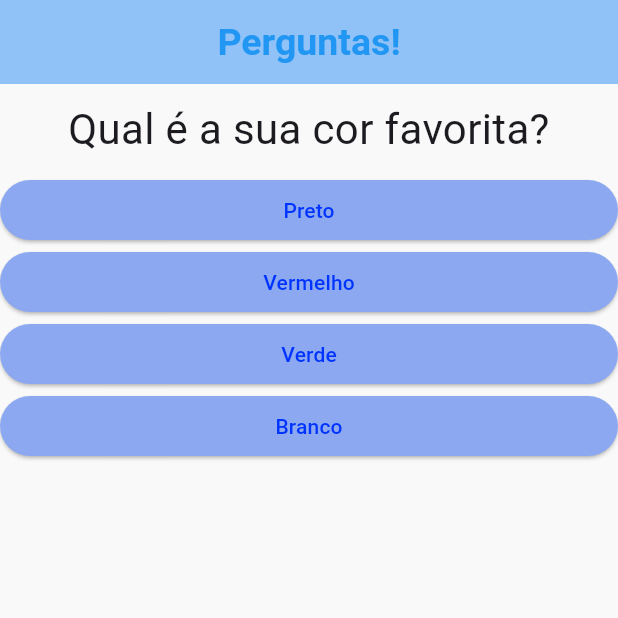
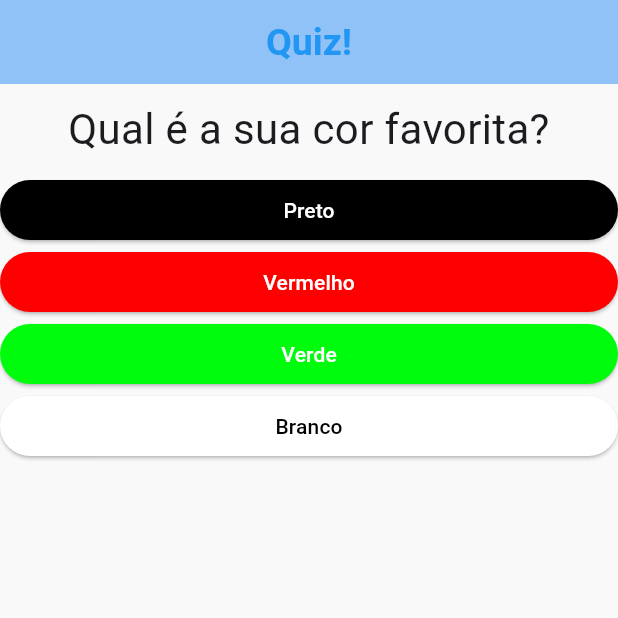
Before and after one commit to Gabriel-Vs20/Aplicativo_Perguntas_Flutter, a Flutter app: the screen it shows after launch, on a phone screen of 412 x 824 dp, the top half of it. Run offline on Flutter 3.47's test engine with Material 3 defaults, Android fonts, the phone set to English and light mode, and no system bars.

Commit message:
Correção do erro do aplicativo acessar uma posição inválida na lista de perguntas e criação de uma nova tela, para o usuário recomeçar o programa.

```diff
--- a/lib/main.dart
+++ b/lib/main.dart
@@ -12,21 +12,6 @@ class _PerguntaAppState extends State <PerguntaApp>{
 
   var perguntasSelecionadas = 0;
 
-  var respostas = 'Resposta 1';
-  var respostasDois = 'Resposta 2';
-  var respostasTres = 'Resposta 3';
-
-
-  void responder(){
-    setState(() {
-      perguntasSelecionadas++;
-      print(perguntasSelecionadas);
-    });
-  }
-
-  @override
-  Widget build(BuildContext context){
-
    final perguntas = [
     {
         'texto' : 'Qual é a sua cor favorita?',
@@ -38,31 +23,86 @@ class _PerguntaAppState extends State <PerguntaApp>{
     }
 
     ];
-    List <String> respostas = perguntas[perguntasSelecionadas].cast() ['resposta'];
+
+  void responder(){
+    setState(() {
+      perguntasSelecionadas++;
+      print(perguntasSelecionadas);
+    });
+  }
+
+   void recomecar(){
+    setState(() {
+      perguntasSelecionadas=  0;
+      print(perguntasSelecionadas);
+    });
+  }
+
+  bool get temPerguntaSelecionada
+  {
+    return perguntasSelecionadas < perguntas.length;
+  }
+
+  @override
+  Widget build(BuildContext context){
+
+    List <String> respostas = temPerguntaSelecionada ? perguntas[perguntasSelecionadas].cast() ['resposta'] : [];
     List <Widget> widgets = [];
 
-    for (String textoResp in respostas){
-    widgets.add (Respostas (textoResp, responder));
-    }
+      for (String textoResp in respostas){
+      widgets.add(Respostas (textoResp, responder));
+     }
+
       return MaterialApp(
 
       home: Scaffold(
         appBar: AppBar(
-          title: Text('Perguntas!'),
+          title: Text('Quiz!'),
           titleTextStyle: TextStyle(color: Colors.blue,
           fontSize: 25,
           fontWeight: FontWeight.bold ),
           centerTitle: true,
           backgroundColor: const Color.fromARGB(255, 145, 194, 247),
         ),
-        body: Column(
+        body: temPerguntaSelecionada ? Column(
           children: <Widget> [
             Questao(perguntas[perguntasSelecionadas]['texto'].toString()),
             ...widgets,
             //... pega todos os elementos da lista;
           ],
+        ): Column(
+          children: [
+            Padding(
+            padding: EdgeInsets.only(top: 40.0),
+            child: Text('Parabéns, você chegou ao fim das perguntas. Clique no botão abaixo para recomeçar',
+            textAlign: TextAlign.center,
+            style: TextStyle(
+            color: Colors.blue,
+            fontSize: 25,
+            ),),
+            ),
 
 
+            Align(
+             alignment: Alignment.center,
+              child: Padding(
+              padding: EdgeInsets.only(top: 20.0),
+                child: ElevatedButton(
+                onPressed: recomecar,
+                  child: Text('Recomeçar'),
+                  style: ElevatedButton.styleFrom(
+                  backgroundColor: Colors.red,
+                  foregroundColor: Colors.white,
+                  minimumSize: Size(250, 75)
+                )
+
+
+
+             ),
+             ),
+            )
+
+          ],
         ),
 
         backgroundColor: const Color.fromARGB(255, 249, 249, 249),
--- a/lib/respostas.dart
+++ b/lib/respostas.dart
@@ -10,12 +10,50 @@ class Respostas extends StatelessWidget {
 
   @override
   Widget build(BuildContext context) {
+
+    Color ? backgroundColor;
+    Color ? foregroundColor;
+
+    if(respostas == 'Preto'){
+      backgroundColor = const Color.fromARGB(255, 0, 0, 0);
+      foregroundColor = Color.fromARGB(255, 255, 255, 255);
+    }
+    if(respostas == 'Vermelho'){
+      backgroundColor = const Color.fromARGB(255, 255, 0, 0);
+      foregroundColor = Color.fromARGB(255, 255, 255, 255);
+    }
+    if(respostas == 'Verde'){
+      backgroundColor = const Color.fromARGB(255, 0, 252, 13);
+      foregroundColor = Color.fromARGB(255, 255, 255, 255);
+    }
+    if (respostas == 'Branco'){
+      backgroundColor = const Color.fromARGB(255, 255, 255, 255);
+      foregroundColor = Color.fromARGB(255, 0, 0, 0);
+    }
+    if (respostas == 'Coelho'){
+      backgroundColor = const Color.fromARGB(255, 202, 188, 162);
+      foregroundColor = Color.fromARGB(255, 0, 0, 0);
+    }
+    if (respostas == 'Cobra'){
+      backgroundColor = const Color.fromARGB(255, 85, 110, 68);
+      foregroundColor = Color.fromARGB(255, 0, 0, 0);
+    }
+    if (respostas == 'Elefante'){
+      backgroundColor = const Color.fromARGB(255, 173, 172, 172);
+      foregroundColor = Color.fromARGB(255, 0, 0, 0);
+    }
+    if (respostas == 'Leão'){
+      backgroundColor = const Color.fromARGB(255, 204, 153, 51);
+      foregroundColor = Color.fromARGB(255, 0, 0, 0);
+    }
+
+
     return Container(
       width: double.infinity,
       child: ElevatedButton(
         style: ButtonStyle(
-          backgroundColor: MaterialStateProperty.all(const Color.fromARGB(255, 139, 168, 241)),
-          foregroundColor: MaterialStateProperty.all(const Color.fromARGB(255, 0, 51, 255)),
+          backgroundColor: MaterialStateProperty.all(backgroundColor),
+          foregroundColor: MaterialStateProperty.all(foregroundColor)
         ),
         child: Text(respostas),
 
```
